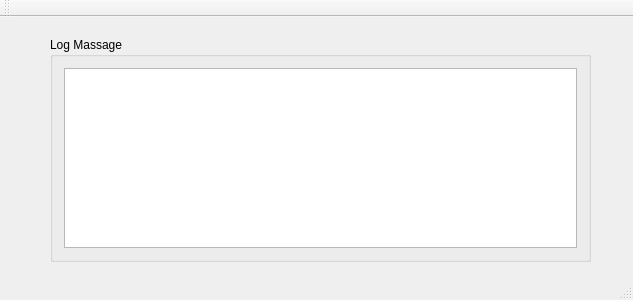
Above: mainwindow.ui from TripletESR/Omron_PID before the change. Below: the same form after it.
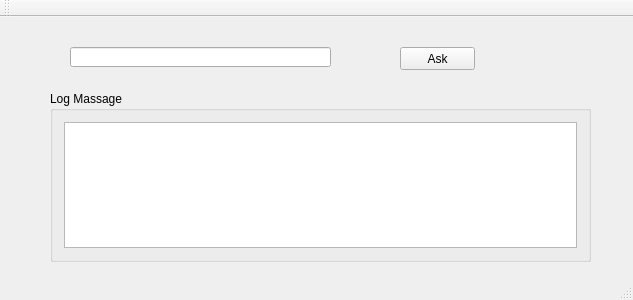
That is the form after the change.

Diff of the .ui file:
```diff
--- a/mainwindow.ui
+++ b/mainwindow.ui
@@ -18,9 +18,9 @@
     <property name="geometry">
      <rect>
       <x>50</x>
-      <y>20</y>
+      <y>74</y>
       <width>541</width>
-      <height>225</height>
+      <height>171</height>
      </rect>
     </property>
     <property name="title">
@@ -32,6 +32,29 @@
      </item>
     </layout>
    </widget>
+   <widget class="QLineEdit" name="lineEdit_Cmd">
+    <property name="geometry">
+     <rect>
+      <x>70</x>
+      <y>30</y>
+      <width>261</width>
+      <height>20</height>
+     </rect>
+    </property>
+   </widget>
+   <widget class="QPushButton" name="pushButton_Ask">
+    <property name="geometry">
+     <rect>
+      <x>400</x>
+      <y>30</y>
+      <width>75</width>
+      <height>23</height>
+     </rect>
+    </property>
+    <property name="text">
+     <string>Ask</string>
+    </property>
+   </widget>
   </widget>
   <widget class="QMenuBar" name="menuBar">
    <property name="geometry">
```
